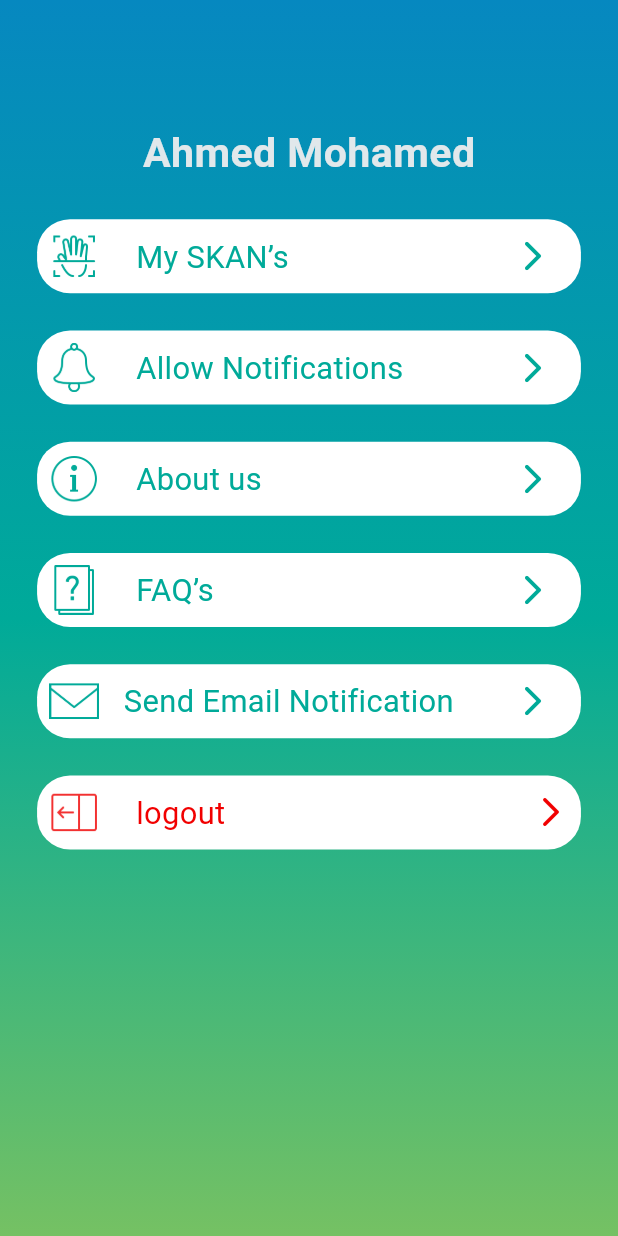
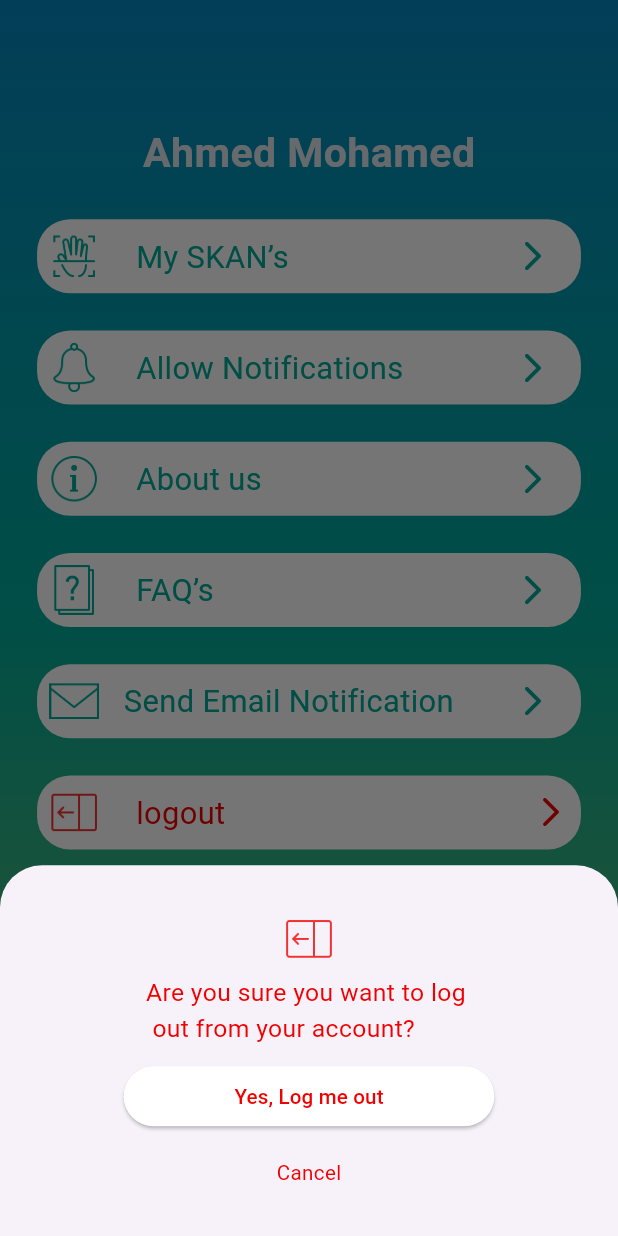
Before and after one commit to mohamedelzahaby/SkinSkan, a Flutter app: the Morescreen screen opened directly, after a tap on "logout", on a phone screen of 412 x 824 dp. Run offline on Flutter 3.47's test engine with Material 3 defaults, Android fonts, the phone set to English and light mode, and no system bars; our stand-ins replace animated_splash_screen, firebase_auth, firebase_core, page_transition, percent_indicator, simple_gradient_text and 1 more; accounts and stored records are empty.

Commit message:
logout alert dailog box

```diff
--- a/lib/main.dart
+++ b/lib/main.dart
@@ -35,7 +35,7 @@ class MyApp extends StatelessWidget {
       return MaterialApp(
         debugShowCheckedModeBanner: false,
         title: 'Skin skan',
-        home: auth(),
+        home: Navbar(),
       );
     });
   }
--- a/lib/presentation/screens/auth/loginscreen.dart
+++ b/lib/presentation/screens/auth/loginscreen.dart
@@ -2,12 +2,10 @@ import 'package:firebase_auth/firebase_auth.dart';
 import 'package:flutter/material.dart';
 import 'package:sizer/sizer.dart';
 import 'package:skin_skan_v1/core/resources/colors.dart';
-// import 'package:path/path.dart';
-// import 'package:sizer/sizer.dart';
 import 'package:skin_skan_v1/core/resources/image_manager.dart';
 import 'package:skin_skan_v1/presentation/screens/auth/signup.dart';
 
-import 'package:skin_skan_v1/presentation/screens/home/homescreen.dart';
+
 
 import '../../../core/theme/theme_helper.dart';
 import '../../../widgets/basedbutton.dart';
--- a/lib/presentation/screens/more/morescreen.dart
+++ b/lib/presentation/screens/more/morescreen.dart
@@ -3,9 +3,23 @@ import 'package:flutter/material.dart';
 import 'package:sizer/sizer.dart';
 import '../../../core/resources/colors.dart';
 import '../../../core/resources/image_manager.dart';
+import '../../../widgets/logoutalert.dart';
 
-class Morescreen extends StatelessWidget {
+class Morescreen extends StatefulWidget {
   const Morescreen({super.key});
+
+  @override
+  State<Morescreen> createState() => _MorescreenState();
+}
+
+class _MorescreenState extends State<Morescreen> {
+  void _openIconButtonPressed(BuildContext context) {
+    showModalBottomSheet(
+      isScrollControlled: true,
+      context: context,
+      builder: (ctx) => Logoutalert(),
+    );
+  }
 
   @override
   Widget build(BuildContext context) {
@@ -251,7 +265,8 @@ class Morescreen extends StatelessWidget {
   Widget buildlogout(BuildContext context) {
     return GestureDetector(
       onTap: () {
-        FirebaseAuth.instance.signOut();
+        // FirebaseAuth.instance.signOut();
+        _openIconButtonPressed(context);
       },
       child: Container(
           height: 6.h,
@@ -276,7 +291,8 @@ class Morescreen extends StatelessWidget {
                 const Spacer(
                     // flex: 1,
                     ),
-                const Icon(Icons.arrow_forward_ios_rounded, color: Mycolors.circlered)
+                const Icon(Icons.arrow_forward_ios_rounded,
+                    color: Mycolors.circlered)
               ],
             ),
           )),
--- /dev/null
+++ b/lib/widgets/logoutalert.dart
@@ -0,0 +1,64 @@
+import 'package:firebase_auth/firebase_auth.dart';
+import 'package:flutter/material.dart';
+import 'package:flutter/widgets.dart';
+import 'package:sizer/sizer.dart';
+import 'package:skin_skan_v1/core/resources/colors.dart';
+
+import '../core/resources/image_manager.dart';
+
+class Logoutalert extends StatelessWidget {
+  const Logoutalert({super.key});
+
+  @override
+  Widget build(BuildContext context) {
+    return SizedBox(
+      height: 30.h,
+      child: Padding(
+        padding: EdgeInsets.symmetric(horizontal: 10.h, vertical: 3.h),
+        child: SizedBox(
+          width: double.infinity,
+          child: Column(
+            crossAxisAlignment: CrossAxisAlignment.center,
+            mainAxisAlignment: MainAxisAlignment.center,
+            children: [
+              Image(
+                height: 4.h,
+                image: const AssetImage(ImageAssets.logouticon),
+              ),
+              SizedBox(height: 1.h),
+              Text(
+                "Are you sure you want to log \n out from your account?",
+                style: TextStyle(fontSize: 12.sp, color: Mycolors.circlered),
+              ),
+              SizedBox(height: 1.h),
+              SizedBox(
+                width: double.infinity,
+                child: ElevatedButton(
+                  style: ElevatedButton.styleFrom(
+                    backgroundColor: Colors.white,
+                    foregroundColor: Colors.red,
+                  ),
+                  onPressed: () {
+                    FirebaseAuth.instance.signOut();
+                  },
+                  child: Text('Yes, Log me out',
+                      style: TextStyle(
+                          fontSize: 10.sp, color: Mycolors.circlered)),
+                ),
+              ),
+              SizedBox(height: 2.h),
+              GestureDetector(
+                onTap: () {
+                  Navigator.pop(context);
+                },
+                child: Text("Cancel",
+                    style:
+                        TextStyle(fontSize: 10.sp, color: Mycolors.circlered)),
+              )
+            ],
+          ),
+        ),
+      ),
+    );
+  }
+}
```
